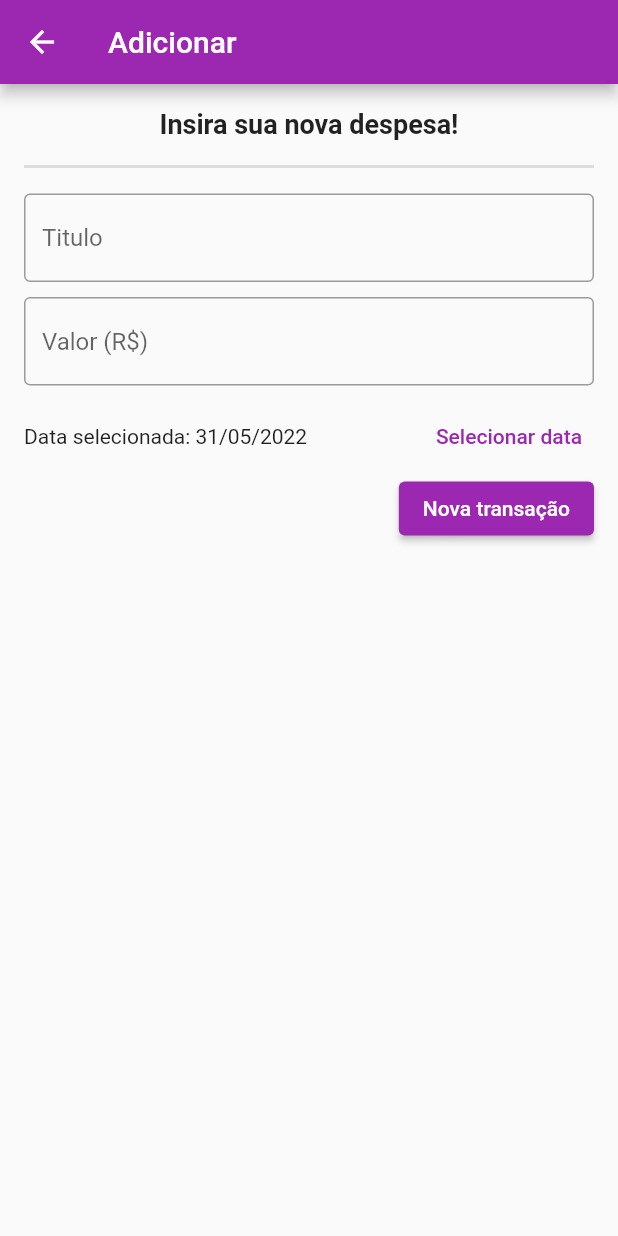
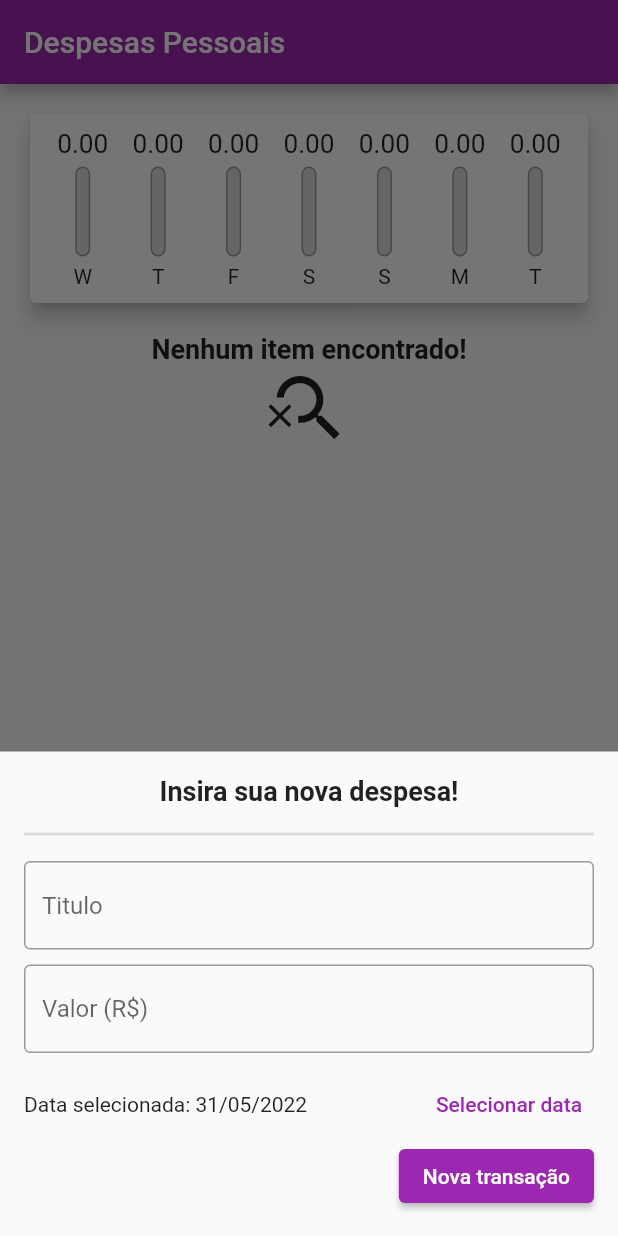
Before and after one commit to BrunoRabbit/despesas_pessoais, a Flutter app: the screen it shows after launch, after a tap on the "add" icon, on a phone screen of 412 x 824 dp. Run offline on Flutter 3.47's test engine with Material 2 defaults, Android fonts, the phone set to English and light mode, and no system bars.

Commit message:
feat: finishing chart widget

```diff
--- a/lib/app.dart
+++ b/lib/app.dart
@@ -1,6 +1,6 @@
-import 'package:despesas_pessoais/controller/form_controller.dart';
+import 'package:despesas_pessoais/controllers/global_controller.dart';
 import 'package:despesas_pessoais/routes/app_routes.dart';
-import 'package:despesas_pessoais/view/home_view.dart';
+import 'package:despesas_pessoais/views/home_view.dart';
 import 'package:flutter/material.dart';
 import 'package:provider/provider.dart';
 
@@ -18,13 +18,28 @@ class Application extends StatefulWidget {
 }
 
 class _ApplicationState extends State<Application> {
+  // late final ChartController _chartController;
+  // late final FormController _formController;
+  late final GlobalController _globalController;
+
+  @override
+  void initState() {
+    _globalController = GlobalController();
+    // _chartController = ChartController();
+    // _formController = FormController();
+    super.initState();
+  }
+
   @override
   Widget build(BuildContext context) {
     return MultiProvider(
       providers: [
-        ChangeNotifierProvider<FormController>(
-          create: (_) => FormController(),
+        ChangeNotifierProvider<GlobalController>(
+          create: (_) => _globalController,
         ),
+        // ChangeNotifierProvider<FormController>(
+        //   create: (_) => _formController,
+        // ),
       ],
       child: MaterialApp(
         debugShowCheckedModeBanner: false,
--- a/lib/data/data.dart
+++ b/lib/data/data.dart
@@ -1,3 +1,3 @@
-import 'package:despesas_pessoais/model/transaction.dart';
+import 'package:despesas_pessoais/models/transaction.dart';
 
 List<Transaction> listTransaction = [];
--- a/lib/model/transaction.dart
+++ b/lib/models/transaction.dart
@@ -1,13 +1,13 @@
 class Transaction {
   String id;
   String name;
-  String data;
+  DateTime date;
   double price;
 
   Transaction({
     required this.id,
     required this.name,
-    required this.data,
+    required this.date,
     required this.price,
   });
 }
--- a/lib/routes/app_routes.dart
+++ b/lib/routes/app_routes.dart
@@ -1,15 +1,13 @@
-import 'package:despesas_pessoais/view/form_view.dart';
-import 'package:despesas_pessoais/view/home_view.dart';
+import 'package:despesas_pessoais/views/form_view.dart';
+import 'package:despesas_pessoais/views/home_view.dart';
 import 'package:flutter/cupertino.dart';
 
 class AppRoutes {
   static Map<String, Widget Function(BuildContext)> path = {
-    RoutesPath.homePage: (_) => const HomeView(),
-    RoutesPath.formPage: (_) => const FormView(),
+    homeView: (_) => const HomeView(),
+    formView: (_) => const FormView(),
   };
+
+  static const homeView = '/home-view';
+  static const formView = '/form-view';
 }
-
-class RoutesPath {
-  static const homePage = '/home-view';
-  static const formPage = '/form-view';
-}
--- a/lib/view/form_view.dart
+++ /dev/null
@@ -1,138 +0,0 @@
-import 'dart:async';
-import 'dart:math';
-import 'package:despesas_pessoais/controller/form_controller.dart';
-import 'package:despesas_pessoais/model/transaction.dart';
-import 'package:flutter/material.dart';
-import 'package:provider/provider.dart';
-
-class FormView extends StatefulWidget {
-  const FormView({Key? key}) : super(key: key);
-
-  @override
-  State<FormView> createState() => _FormViewState();
-}
-
-class _FormViewState extends State<FormView> {
-  late TextEditingController _nameController;
-  late TextEditingController _priceController;
-  final _formKey = GlobalKey<FormState>();
-
-  @override
-  void initState() {
-    _nameController = TextEditingController();
-    _priceController = TextEditingController();
-    super.initState();
-  }
-
-  @override
-  void dispose() {
-    _nameController.dispose();
-    _priceController.dispose();
-    super.dispose();
-  }
-
-  @override
-  Widget build(BuildContext context) {
-    final _formController = Provider.of<FormController>(context);
-
-    _formController.newData =
-        _formController.formatData.format(_formController.selectedDate);
-
-    return Scaffold(
-      appBar: AppBar(
-        title: const Text('Adicionar'),
-      ),
-      body: Form(
-        key: _formKey,
-        child: SingleChildScrollView(
-          child: Padding(
-            padding: const EdgeInsets.all(16.0),
-            child: Container(
-              padding: MediaQuery.of(context).viewInsets,
-              child: Column(
-                mainAxisSize: MainAxisSize.min,
-                children: [
-                  const Text(
-                    'Insira sua nova despesa!',
-                    style: TextStyle(
-                      fontWeight: FontWeight.bold,
-                      fontSize: 18,
-                    ),
-                  ),
-                  const SizedBox(height: 10),
-                  const Divider(thickness: 2),
-                  const SizedBox(height: 10),
-                  TextFormField(
-                    controller: _nameController,
-                    decoration: const InputDecoration(
-                      border: OutlineInputBorder(),
-                      hintText: 'Titulo',
-                    ),
-                    validator: (value) {
-                      if (value!.isEmpty) {
-                        return 'Nome não pode ser vazio';
-                      }
-                      return null;
-                    },
-                  ),
-                  const SizedBox(height: 10),
-                  TextFormField(
-                    controller: _priceController,
-                    keyboardType: TextInputType.number,
-                    decoration: const InputDecoration(
-                      border: OutlineInputBorder(),
-                      hintText: 'Valor (R\$)',
-                    ),
-                    validator: (value) {
-                      if (value!.isEmpty) {
-                        return 'Preço não pode ser vazio';
-                      }
-                      return null;
-                    },
-                  ),
-                  const SizedBox(height: 10),
-                  Row(
-                    children: [
-                      Text(
-                        // ignore: unnecessary_null_comparison
-                        _formController.selectedDate == null
-                            ? 'Nenhuma data selecionada!'
-                            : 'Data selecionada: ${_formController.newData}',
-                      ),
-                      const Spacer(),
-                      TextButton(
-                        onPressed: () => _formController.selectDate(context),
-                        child: const Text('Selecionar data'),
-                      ),
-                    ],
-                  ),
-                  Align(
-                    alignment: Alignment.centerRight,
-                    child: ElevatedButton(
-                      onPressed: () {
-                        if (_formKey.currentState!.validate()) {
-                          _formController.addToList(
-                            Transaction(
-                              id: Random().nextDouble().toString(),
-                              name: _nameController.text,
-                              price: double.parse(_priceController.text),
-                              data: _formController.newData,
-                            ),
-                          );
-                          Timer(const Duration(milliseconds: 500), () {
-                            Navigator.of(context).pop();
-                          });
-                        }
-                      },
-                      child: const Text('Nova transação'),
-                    ),
-                  ),
-                ],
-              ),
-            ),
-          ),
-        ),
-      ),
-    );
-  }
-}
--- /dev/null
+++ b/lib/views/form_view.dart
@@ -0,0 +1,128 @@
+import 'dart:async';
+import 'package:despesas_pessoais/controllers/global_controller.dart';
+import 'package:flutter/material.dart';
+import 'package:provider/provider.dart';
+
+class FormView extends StatefulWidget {
+  const FormView({Key? key}) : super(key: key);
+
+  @override
+  State<FormView> createState() => _FormViewState();
+}
+
+class _FormViewState extends State<FormView> {
+  late TextEditingController _nameController;
+  late TextEditingController _priceController;
+  final _formKey = GlobalKey<FormState>();
+
+  @override
+  void initState() {
+    _nameController = TextEditingController();
+    _priceController = TextEditingController();
+    super.initState();
+  }
+
+  @override
+  void dispose() {
+    _nameController.dispose();
+    _priceController.dispose();
+    super.dispose();
+  }
+
+  @override
+  Widget build(BuildContext context) {
+    final _formController = Provider.of<GlobalController>(context);
+
+    _formController.newData =
+        _formController.formatData.format(_formController.selectedDate);
+
+    return Form(
+      key: _formKey,
+      child: SingleChildScrollView(
+        child: Padding(
+          padding: const EdgeInsets.all(16.0),
+          child: Container(
+            padding: MediaQuery.of(context).viewInsets,
+            child: Column(
+              mainAxisSize: MainAxisSize.min,
+              children: [
+                const Text(
+                  'Insira sua nova despesa!',
+                  style: TextStyle(
+                    fontWeight: FontWeight.bold,
+                    fontSize: 18,
+                  ),
+                ),
+                const SizedBox(height: 10),
+                const Divider(thickness: 2),
+                const SizedBox(height: 10),
+                TextFormField(
+                  controller: _nameController,
+                  decoration: const InputDecoration(
+                    border: OutlineInputBorder(),
+                    hintText: 'Titulo',
+                  ),
+                  validator: (value) {
+                    if (value!.isEmpty) {
+                      return 'Nome não pode ser vazio';
+                    }
+                    return null;
+                  },
+                ),
+                const SizedBox(height: 10),
+                TextFormField(
+                  controller: _priceController,
+                  keyboardType: TextInputType.number,
+                  decoration: const InputDecoration(
+                    border: OutlineInputBorder(),
+                    hintText: 'Valor (R\$)',
+                  ),
+                  validator: (value) {
+                    if (value!.isEmpty) {
+                      return 'Preço não pode ser vazio';
+                    }
+                    return null;
+                  },
+                ),
+                const SizedBox(height: 10),
+                Row(
+                  children: [
+                    Text(
+                      // ignore: unnecessary_null_comparison
+                      _formController.selectedDate == null
+                          ? 'Nenhuma data selecionada!'
+                          : 'Data selecionada: ${_formController.newData}',
+                    ),
+                    const Spacer(),
+                    TextButton(
+                      onPressed: () => _formController.selectDate(context),
+                      child: const Text('Selecionar data'),
+                    ),
+                  ],
+                ),
+                Align(
+                  alignment: Alignment.centerRight,
+                  child: ElevatedButton(
+                    onPressed: () {
+                      if (_formKey.currentState!.validate()) {
+                        _formController.addToList(
+                          _nameController.text,
+                          double.parse(_priceController.text),
+                          _formController.selectedDate,
+                        );
+                        Timer(const Duration(milliseconds: 500), () {
+                          Navigator.of(context).pop();
+                        });
+                      }
+                    },
+                    child: const Text('Nova transação'),
+                  ),
+                ),
+              ],
+            ),
+          ),
+        ),
+      ),
+    );
+  }
+}
--- a/lib/view/home_view.dart
+++ b/lib/views/home_view.dart
@@ -1,37 +1,34 @@
-import 'package:despesas_pessoais/controller/form_controller.dart';
+import 'package:despesas_pessoais/controllers/global_controller.dart';
 import 'package:despesas_pessoais/data/data.dart';
-import 'package:despesas_pessoais/routes/app_routes.dart';
+import 'package:despesas_pessoais/views/form_view.dart';
 import 'package:despesas_pessoais/widgets/card_widget.dart';
+import 'package:despesas_pessoais/widgets/chart_widget.dart';
 import 'package:flutter/material.dart';
 import 'package:provider/provider.dart';
 
-class HomeView extends StatelessWidget {
+class HomeView extends StatefulWidget {
   const HomeView({Key? key}) : super(key: key);
 
+  @override
+  State<HomeView> createState() => _HomeViewState();
+}
+
+class _HomeViewState extends State<HomeView> {
   @override
   Widget build(BuildContext context) {
     return Scaffold(
       appBar: AppBar(
         title: const Text('Despesas Pessoais'),
       ),
-      body: Column(
-        children: [
-          Card(
-            elevation: 6,
-            margin: const EdgeInsets.all(20),
-            child: Row(
-              children: [
-                Container(
-                  child: const Text('data'),
-                  color: Colors.red,
-                )
-              ],
-            ),
-          ),
-          Consumer<FormController>(
-            builder: (context, value, child) {
-              return listTransaction.isNotEmpty
-                  ? CardWidget(value: value)
+      body: Consumer<GlobalController>(
+        builder: (context, value, child) {
+          return Column(
+            children: [
+              ChartWidget(
+                value.recentTransaction,
+              ),
+              listTransaction.isNotEmpty
+                  ? const CardWidget()
                   : Column(
                       children: const [
                         Text(
@@ -46,28 +43,25 @@ class HomeView extends StatelessWidget {
                           size: 58,
                         ),
                       ],
-                    );
-            },
-          ),
-        ],
+                    ),
+            ],
+          );
+        },
       ),
       floatingActionButtonLocation: FloatingActionButtonLocation.centerFloat,
       floatingActionButton: FloatingActionButton(
         child: const Icon(Icons.add),
         onPressed: () {
-          Navigator.of(context).pushNamed(
-            RoutesPath.formPage,
+          // Navigator.of(context).pushNamed(
+          //   RoutesPath.formView,
+          // );
+          showModalBottomSheet(
+            isScrollControlled: true,
+            context: context,
+            builder: (_) {
+              return const FormView();
+            },
           );
-          // showModalBottomSheet(
-          //   isScrollControlled: true,
-          //   context: context,
-          //   builder: (_) {
-          //     return ShowModalWidget(
-          //       title: 'Sua nova despesa!',
-          //       addToList: addToList,
-          //     );
-          //   },
-          // );
         },
       ),
     );
--- /dev/null
+++ b/lib/widgets/chart_bar_widget.dart
@@ -0,0 +1,58 @@
+import 'package:flutter/material.dart';
+
+class ChartBarWidget extends StatelessWidget {
+  final String? label;
+  final double? value;
+  final double? percentage;
+
+  const ChartBarWidget({
+    this.label,
+    this.value,
+    this.percentage,
+    Key? key,
+  }) : super(key: key);
+
+  @override
+  Widget build(BuildContext context) {
+    return Column(
+      children: [
+        SizedBox(
+          height: 20,
+          child: FittedBox(
+            child: Text(value!.toStringAsFixed(2)),
+          ),
+        ),
+        const SizedBox(height: 5),
+        SizedBox(
+          height: 60,
+          width: 10,
+          child: Stack(
+            alignment: Alignment.bottomCenter,
+            children: [
+              Container(
+                decoration: BoxDecoration(
+                  border: Border.all(
+                    color: Colors.grey,
+                  ),
+                  color: const Color.fromRGBO(220, 220, 220, 1),
+                  borderRadius: BorderRadius.circular(5),
+                ),
+              ),
+              FractionallySizedBox(
+                heightFactor: percentage,
+                child: Container(
+                  decoration: BoxDecoration(
+                    color: Colors.purple,
+                    borderRadius: BorderRadius.circular(5),
+                  ),
+                ),
+              ),
+            ],
+          ),
+        ),
+        const SizedBox(height: 5),
+        Text(label!)
+      ],
+    );
+  }
+}
--- /dev/null
+++ b/lib/widgets/chart_widget.dart
@@ -0,0 +1,76 @@
+import 'package:flutter/material.dart';
+
+import 'package:despesas_pessoais/models/transaction.dart';
+import 'package:despesas_pessoais/widgets/chart_bar_widget.dart';
+import 'package:intl/intl.dart';
+
+class ChartWidget extends StatefulWidget {
+  final List<Transaction> recentTransaction;
+
+  const ChartWidget(
+    this.recentTransaction, {
+    Key? key,
+  }) : super(key: key);
+
+  @override
+  State<ChartWidget> createState() => _ChartWidgetState();
+}
+
+class _ChartWidgetState extends State<ChartWidget> {
+  List<Map<String, dynamic>> get groupedTransactions {
+    return List.generate(7, (index) {
+      final weekDay = DateTime.now().subtract(
+        Duration(days: index),
+      );
+
+      double totalSum = 0.0;
+
+      for (var i = 0; i < widget.recentTransaction.length; i++) {
+        bool sameDay = widget.recentTransaction[i].date.day == weekDay.day;
+        bool sameMonth =
+            widget.recentTransaction[i].date.month == weekDay.month;
+        bool sameYear = widget.recentTransaction[i].date.year == weekDay.year;
+
+        if (sameDay && sameMonth && sameYear) {
+          totalSum += widget.recentTransaction[i].price;
+        }
+      }
+
+      return {
+        'day': DateFormat.E().format(weekDay)[0],
+        'price': totalSum,
+      };
+    }).reversed.toList();
+  }
+
+  double get _weekTotalValue {
+    return groupedTransactions.fold(0.0, (sum, e) {
+      return sum + e['price'];
+    });
+  }
+
+  @override
+  Widget build(BuildContext context) {
+    return Card(
+      elevation: 5,
+      margin: const EdgeInsets.all(20),
+      child: Padding(
+        padding: const EdgeInsets.all(10.0),
+        child: Row(
+          mainAxisAlignment: MainAxisAlignment.spaceAround,
+          children: groupedTransactions.map((e) {
+            return Flexible(
+              fit: FlexFit.tight,
+              child: ChartBarWidget(
+                label: e['day'],
+                value: e['price'],
+                percentage:
+                    _weekTotalValue == 0 ? 0 : (e['price']) / _weekTotalValue,
+              ),
+            );
+          }).toList(),
+        ),
+      ),
+    );
+  }
+}
```
Also changed, not shown: lib/controller/form_controller.dart (deleted, +0 -74 lines), lib/controllers/global_controller.dart (added, +56 -0 lines), lib/widgets/card_widget.dart (+14 -28 lines).
